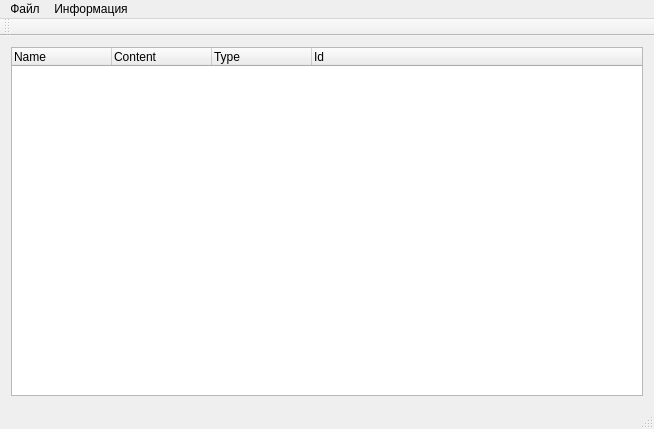
GoldKeeper/ResEditor, file reseditor.ui: the form before one commit.
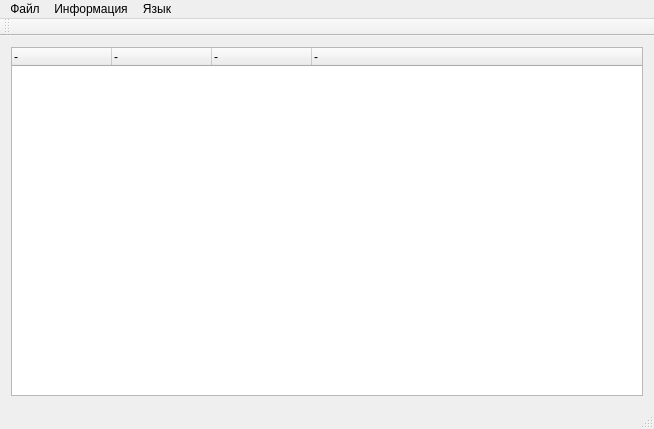
The form after the commit.

Patch:
```diff
--- a/reseditor.ui
+++ b/reseditor.ui
@@ -17,24 +17,27 @@
    <layout class="QGridLayout" name="gridLayout">
     <item row="0" column="0">
      <widget class="QTreeWidget" name="treeWidget">
+      <property name="headerHidden">
+       <bool>false</bool>
+      </property>
       <column>
        <property name="text">
-        <string>Name</string>
+        <string notr="true">-</string>
        </property>
       </column>
       <column>
        <property name="text">
-        <string>Content</string>
+        <string notr="true">-</string>
        </property>
       </column>
       <column>
        <property name="text">
-        <string>Type</string>
+        <string notr="true">-</string>
        </property>
       </column>
       <column>
        <property name="text">
-        <string>Id</string>
+        <string notr="true">-</string>
        </property>
       </column>
      </widget>
@@ -66,8 +69,14 @@
     <addaction name="actionAbout"/>
     <addaction name="actionUpdate_history"/>
    </widget>
+   <widget class="QMenu" name="menuLang">
+    <property name="title">
+     <string>Язык</string>
+    </property>
+   </widget>
    <addaction name="menuFile"/>
    <addaction name="menuInfo"/>
+   <addaction name="menuLang"/>
   </widget>
   <widget class="QToolBar" name="mainToolBar">
    <attribute name="toolBarArea">
```
Left out of the diff: 2 changed lines with no effect on the pictures.
